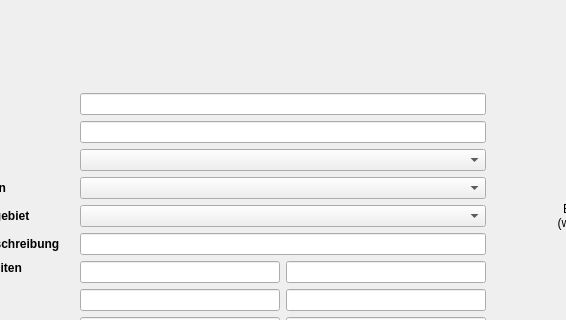
Aeolitus/Sephrasto, file designer/CharakterBeschreibung.ui: the form before one commit; both pictures show x 89 to 655 and y 0 to 320 of the 872 by 460 pixel window.
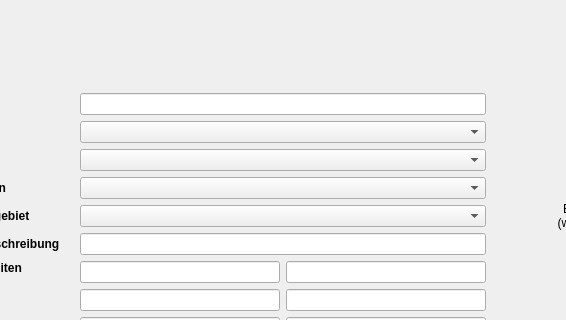
The form after the commit.

Commit message:
Add spezies as db element and some smaller things
- Fix "Vorteil Voraussetzung hinzufügen" in script editor
- Add Spezies as Database element and replace text input by combobox in Beschreibung-Tab
- Spezies can now be used in voraussetzungen
- ScriptAPI: add setVorteilFavorit
- PluginAPI: add charakter_aktualisieren_speziesscript, spezies_serialisiert, spezies_deserialisiert
- Update packages

```diff
--- a/designer/CharakterBeschreibung.ui
+++ b/designer/CharakterBeschreibung.ui
@@ -250,9 +250,6 @@
        </property>
       </widget>
      </item>
-     <item row="2" column="2">
-      <widget class="QLineEdit" name="editSpezies"/>
-     </item>
      <item row="7" column="1">
       <widget class="QLabel" name="labelEigenheiten">
        <property name="font">
@@ -406,6 +403,9 @@
        </item>
       </layout>
      </item>
+     <item row="2" column="2">
+      <widget class="QComboBox" name="comboSpezies"/>
+     </item>
     </layout>
    </item>
   </layout>
```
Left out of the diff: 1 changed line with no effect on the pictures. The commit also changes 68 other files.
